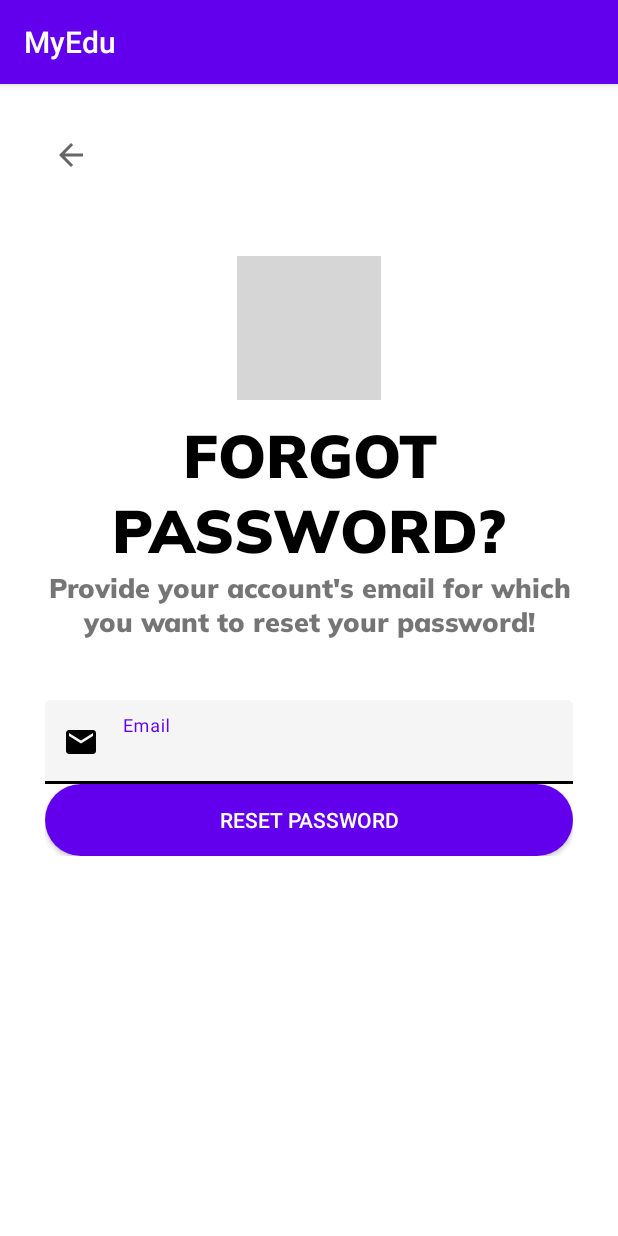
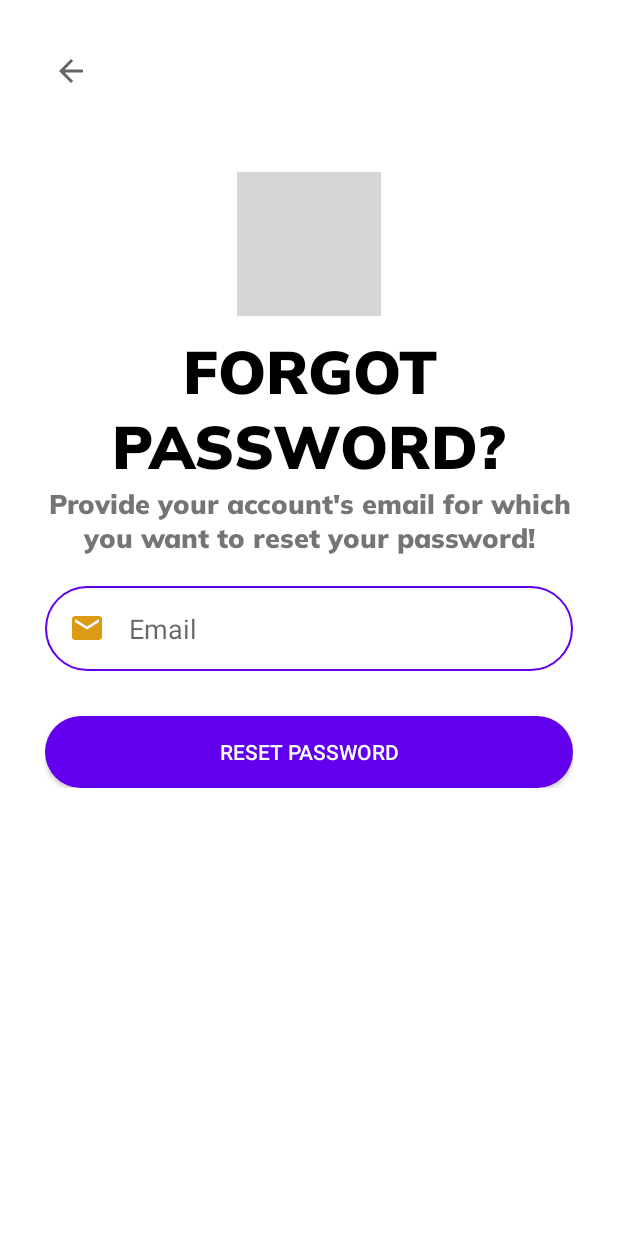
Before and after one commit to Samuel-dot-cloud/MyEdu, an Android app: the ResetPasswordActivity screen opened directly, with no data from a screen before it, on a phone screen of 412 x 824 dp. Run offline under Robolectric (Android 15) with nearby library versions, the phone set to English and light mode, and no system bars; our stand-ins replace ButterKnife, Firebase (no records; nobody signed in at launch, a user with empty details on screens opened directly); libraries missing offline, so code that uses them is left out: es.dmoral.toasty; grey boxes are pictures that could not be loaded.

Commit message:
Fixing google text input error

```diff
--- a/app/src/main/AndroidManifest.xml
+++ b/app/src/main/AndroidManifest.xml
@@ -13,7 +13,8 @@
         android:roundIcon="@mipmap/ic_launcher_round"
         android:supportsRtl="true"
         android:theme="@style/AppTheme">
-        <activity android:name=".ResetPasswordActivity"></activity>
+        <activity android:name=".ResetPasswordActivity"
+            android:theme="@style/AppTheme.NoActionBar"></activity>
         <activity
             android:name=".SignUpActivity"
             android:theme="@style/AppTheme.NoActionBar" />
--- a/app/src/main/java/com/studiofive/myedu/ResetPasswordActivity.java
+++ b/app/src/main/java/com/studiofive/myedu/ResetPasswordActivity.java
@@ -8,12 +8,14 @@ import android.os.Bundle;
 import android.text.TextUtils;
 import android.view.View;
 import android.widget.Button;
+import android.widget.EditText;
 import android.widget.ImageView;
 import android.widget.Toast;
 
 import com.google.android.gms.tasks.OnCompleteListener;
 import com.google.android.gms.tasks.Task;
 import com.google.android.material.textfield.TextInputEditText;
+import com.google.android.material.textfield.TextInputLayout;
 import com.google.firebase.auth.FirebaseAuth;
 
 import butterknife.BindView;
@@ -23,10 +25,11 @@ import es.dmoral.toasty.Toasty;
 public class ResetPasswordActivity extends AppCompatActivity {
     @BindView(R.id.reset_password_button)
     Button mResetPasswordButton;
-    @BindView(R.id.reset_password_editText)
-    TextInputEditText mResetEditText;
+    @BindView(R.id.resetPasswordEmailField)
+    EditText mEmailField;
     @BindView(R.id.arrow_back_reset)
     ImageView mBackReset;
+
 
     private FirebaseAuth mAuth;
 
@@ -54,7 +57,7 @@ public class ResetPasswordActivity extends AppCompatActivity {
     }
 
     private void resetPassword(){
-        String userEmail = mResetEditText.getText().toString();
+        String userEmail = mEmailField.getText().toString();
         if (TextUtils.isEmpty(userEmail)){
             Toasty.warning(ResetPasswordActivity.this, "Please enter a valid email address", Toast.LENGTH_SHORT, true).show();
         }else {
--- a/app/src/main/res/layout/activity_reset_password.xml
+++ b/app/src/main/res/layout/activity_reset_password.xml
@@ -51,28 +51,44 @@
             android:gravity="center_horizontal"
             android:layout_gravity="center"/>
 
-        <com.google.android.material.textfield.TextInputLayout
+<!--        <com.google.android.material.textfield.TextInputLayout-->
+<!--            android:id="@+id/textFieldLayout"-->
+<!--            android:layout_width="match_parent"-->
+<!--            android:layout_height="wrap_content"-->
+<!--            android:layout_marginTop="40dp"-->
+<!--            style="@style/Widget.MaterialComponents.TextInputLayout.FilledBox"-->
+<!--            app:boxBackgroundColor="@color/smoke_white"-->
+<!--            app:boxStrokeColor="@color/intro_title_color"-->
+<!--            app:boxStrokeWidthFocused="2dp"-->
+<!--            android:hint="@string/email"-->
+<!--            app:startIconDrawable="@drawable/ic_email"-->
+<!--            app:startIconTint="@color/intro_title_color"-->
+<!--            app:endIconMode="clear_text"-->
+<!--            app:endIconTint="@color/intro_title_color"-->
+<!--            android:textColorHint="@color/intro_title_color">-->
+
+<!--            <com.google.android.material.textfield.TextInputEditText-->
+<!--                android:id="@+id/reset_password_editText"-->
+<!--                android:layout_width="match_parent"-->
+<!--                android:layout_height="wrap_content"-->
+<!--                android:textColor="@color/intro_title_color"/>-->
+
+<!--        </com.google.android.material.textfield.TextInputLayout>-->
+
+        <EditText
+            android:id="@+id/resetPasswordEmailField"
+            android:layout_marginTop="20dp"
             android:layout_width="match_parent"
             android:layout_height="wrap_content"
-            android:layout_marginTop="40dp"
-            style="@style/Widget.MaterialComponents.TextInputLayout.FilledBox"
-            app:boxBackgroundColor="@color/smoke_white"
-            app:boxStrokeColor="@color/intro_title_color"
-            app:boxStrokeWidthFocused="2dp"
+            android:background="@drawable/round_border"
+            android:drawableStart="@drawable/ic_email"
+            android:drawablePadding="16dp"
+            android:ems="10"
             android:hint="@string/email"
-            app:startIconDrawable="@drawable/ic_email"
-            app:startIconTint="@color/intro_title_color"
-            app:endIconMode="clear_text"
-            app:endIconTint="@color/intro_title_color"
-            android:textColorHint="@color/intro_title_color">
 
-            <com.google.android.material.textfield.TextInputEditText
-                android:id="@+id/reset_password_editText"
-                android:layout_width="match_parent"
-                android:layout_height="wrap_content"
-                android:textColor="@color/intro_title_color"/>
-
-        </com.google.android.material.textfield.TextInputLayout>
+            android:inputType="textEmailAddress"
+            android:padding="16dp"
+            android:drawableLeft="@drawable/ic_email" />
 
         <Button
             android:id="@+id/reset_password_button"
@@ -81,6 +97,7 @@
             android:text="@string/reset_password"
             android:background="@drawable/round_bg"
             android:textColor="@color/white"
+            android:layout_marginTop="30dp"
             android:layout_gravity="center"/>
 
     </LinearLayout>
```
